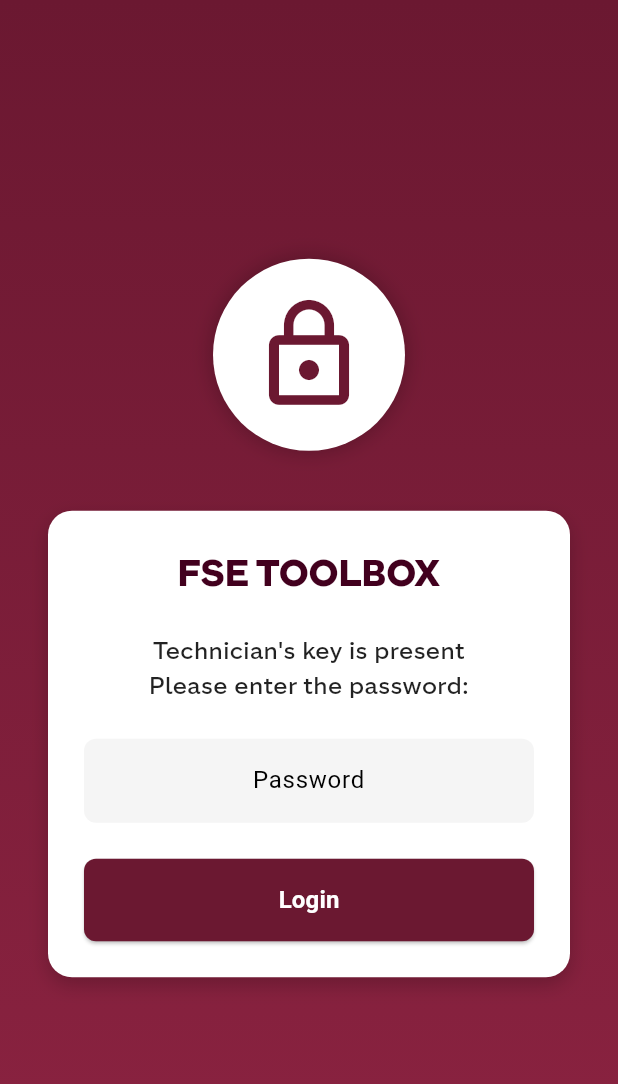
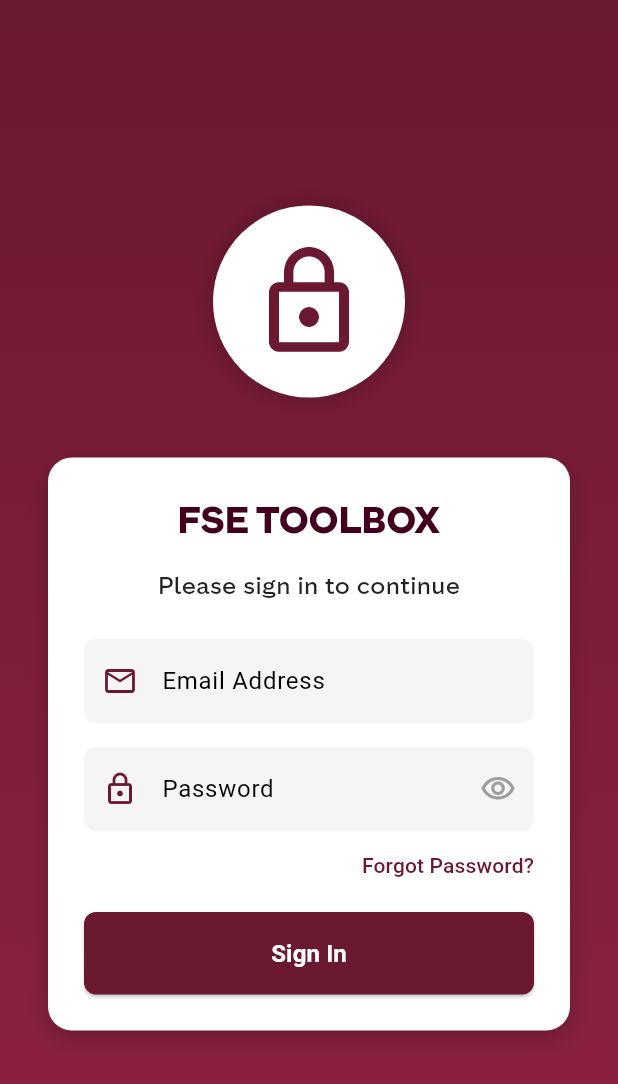
Before and after one commit to Ajking11/flashy-potato, a Flutter app: the screen it shows after launch, on a phone screen of 412 x 824 dp. Shown: the top 1084 px of the screen. Run offline on Flutter 3.47's test engine with Material 3 defaults, Android fonts, the light colour scheme and no system bars; our stand-ins replace cloud_firestore, firebase_auth, firebase_core, firebase_storage; missing offline and left inert: pdfx; accounts and stored records are empty; project files that could hold a hidden picture were left out.

Commit message:
Refactor authentication methods to use email and password, add password reset functionality, and improve session management logic

```diff
--- a/lib/screens/login_screen.dart
+++ b/lib/screens/login_screen.dart
@@ -12,35 +12,41 @@ class LoginScreen extends StatefulWidget {
 }
 
 class _LoginScreenState extends State<LoginScreen> with SingleTickerProviderStateMixin {
+  final TextEditingController _emailController = TextEditingController();
   final TextEditingController _passwordController = TextEditingController();
-  bool _isPasswordIncorrect = false;
+
   bool _isLoading = false;
   bool _isUnlocked = false;
-
-  @override
-  void initState() {
-    super.initState();
-  }
+  String? _errorMessage;
+  bool _obscurePassword = true;
+  final _formKey = GlobalKey<FormState>();
 
   @override
   void dispose() {
+    _emailController.dispose();
     _passwordController.dispose();
     super.dispose();
   }
 
-  void _validatePassword() {
+  Future<void> _login() async {
+    // Validate form
+    if (!_formKey.currentState!.validate()) {
+      return;
+    }
+
     setState(() {
       _isLoading = true;
+      _errorMessage = null;
     });
 
-    // Simulate network delay
-    Future.delayed(const Duration(milliseconds: 800), () {
+    try {
+      // Attempt to log in with Firebase Authentication
+      await SessionManager.loginWithEmailAndPassword(
+        _emailController.text.trim(),
+        _passwordController.text
+      );
+
       if (!mounted) return;
-
-      // Simple password check - use "techy" as the password
-      if (_passwordController.text == "techy") {
-        // Set logged in status using the original method
-        SessionManager.setLoggedIn(_passwordController.text);
 
       // Update state to show authenticated
       setState(() {
@@ -48,7 +54,7 @@ class _LoginScreenState extends State<LoginScreen> with SingleTickerProviderStat
         _isUnlocked = true;
       });
 
-        // Navigate directly after a short delay
+      // Navigate to app after a short delay to show success animation
       Future.delayed(const Duration(milliseconds: 300), () {
         if (mounted) {
           Navigator.of(context).pushReplacement(
@@ -56,14 +62,56 @@ class _LoginScreenState extends State<LoginScreen> with SingleTickerProviderStat
           );
         }
       });
-      } else {
-        // Password incorrect - show error
+    } catch (e) {
+      if (!mounted) return;
+
+      // Show error message
       setState(() {
-          _isPasswordIncorrect = true;
+        _isLoading = false;
+        _errorMessage = e.toString();
+      });
+    }
+  }
+
+  void _forgotPassword() async {
+    final email = _emailController.text.trim();
+    if (email.isEmpty) {
+      setState(() {
+        _errorMessage = "Please enter your email address first";
+      });
+      return;
+    }
+
+    try {
+      setState(() {
+        _isLoading = true;
+        _errorMessage = null;
+      });
+
+      await SessionManager.requestPasswordReset(email);
+
+      if (!mounted) return;
+
+      setState(() {
         _isLoading = false;
       });
+
+      // Show success message
+      ScaffoldMessenger.of(context).showSnackBar(
+        const SnackBar(
+          content: Text('Password reset email sent. Please check your inbox.'),
+          backgroundColor: Colors.green,
+          duration: Duration(seconds: 5),
+        ),
+      );
+    } catch (e) {
+      if (!mounted) return;
+
+      setState(() {
+        _isLoading = false;
+        _errorMessage = e.toString();
+      });
     }
-    });
   }
 
   @override
@@ -87,7 +135,7 @@ class _LoginScreenState extends State<LoginScreen> with SingleTickerProviderStat
               child: Column(
                 mainAxisAlignment: MainAxisAlignment.center,
                 children: [
-                  // Static lock icon (no animation)
+                  // Logo and lock icon
                   Container(
                     padding: const EdgeInsets.all(24),
                     decoration: BoxDecoration(
@@ -123,6 +171,8 @@ class _LoginScreenState extends State<LoginScreen> with SingleTickerProviderStat
                         ),
                       ],
                     ),
+                    child: Form(
+                      key: _formKey,
                       child: Column(
                         crossAxisAlignment: CrossAxisAlignment.center,
                         children: [
@@ -137,20 +187,11 @@ class _LoginScreenState extends State<LoginScreen> with SingleTickerProviderStat
                             ),
                             textAlign: TextAlign.center,
                           ),
-                        const SizedBox(height: 24),
+                          const SizedBox(height: 16),
 
-                        // Password message
+                          // Login message
                           const Text(
-                          'Technician\'s key is present',
-                          style: TextStyle(
-                            fontSize: 16,
-                            fontFamily: 'CostaTextO',
-                            color: Colors.black87,
-                          ),
-                          textAlign: TextAlign.center,
-                        ),
-                        const Text(
-                          'Please enter the password:',
+                            'Please sign in to continue',
                             style: TextStyle(
                               fontSize: 16,
                               fontFamily: 'CostaTextO',
@@ -160,16 +201,14 @@ class _LoginScreenState extends State<LoginScreen> with SingleTickerProviderStat
                           ),
                           const SizedBox(height: 24),
 
-                        // Password field
-                        TextField(
-                          controller: _passwordController,
-                          obscureText: true,
+                          // Email field
+                          TextFormField(
+                            controller: _emailController,
                             enabled: !_isUnlocked,
+                            keyboardType: TextInputType.emailAddress,
                             decoration: InputDecoration(
-                            hintText: 'Password',
-                            errorText: _isPasswordIncorrect
-                                ? 'Incorrect password'
-                                : null,
+                              hintText: 'Email Address',
+                              prefixIcon: const Icon(Icons.email_outlined, color: costaRed),
                               filled: true,
                               fillColor: Colors.grey[100],
                               border: OutlineInputBorder(
@@ -181,16 +220,101 @@ class _LoginScreenState extends State<LoginScreen> with SingleTickerProviderStat
                                 vertical: 16,
                               ),
                             ),
-                          onSubmitted: _isUnlocked ? null : (_) => _validatePassword(),
+                            validator: (value) {
+                              if (value == null || value.isEmpty) {
+                                return 'Please enter your email';
+                              }
+                              if (!RegExp(r'^[\w-\.]+@([\w-]+\.)+[\w-]{2,4}$').hasMatch(value)) {
+                                return 'Please enter a valid email address';
+                              }
+                              return null;
+                            },
+                          ),
+                          const SizedBox(height: 16),
+
+                          // Password field
+                          TextFormField(
+                            controller: _passwordController,
+                            obscureText: _obscurePassword,
+                            enabled: !_isUnlocked,
+                            decoration: InputDecoration(
+                              hintText: 'Password',
+                              prefixIcon: const Icon(Icons.lock_outlined, color: costaRed),
+                              suffixIcon: IconButton(
+                                icon: Icon(
+                                  _obscurePassword
+                                    ? Icons.visibility_outlined
+                                    : Icons.visibility_off_outlined,
+                                  color: Colors.grey,
+                                ),
+                                onPressed: () {
+                                  setState(() {
+                                    _obscurePassword = !_obscurePassword;
+                                  });
+                                },
+                              ),
+                              filled: true,
+                              fillColor: Colors.grey[100],
+                              border: OutlineInputBorder(
+                                borderRadius: BorderRadius.circular(8),
+                                borderSide: BorderSide.none,
+                              ),
+                              contentPadding: const EdgeInsets.symmetric(
+                                horizontal: 16,
+                                vertical: 16,
+                              ),
+                            ),
+                            validator: (value) {
+                              if (value == null || value.isEmpty) {
+                                return 'Please enter your password';
+                              }
+                              return null;
+                            },
+                          ),
+                          const SizedBox(height: 8),
+
+                          // Forgot password link
+                          Align(
+                            alignment: Alignment.centerRight,
+                            child: TextButton(
+                              onPressed: _isUnlocked ? null : _forgotPassword,
+                              style: TextButton.styleFrom(
+                                foregroundColor: costaRed,
+                                padding: EdgeInsets.zero,
+                                minimumSize: const Size(10, 30),
+                                tapTargetSize: MaterialTapTargetSize.shrinkWrap,
+                              ),
+                              child: const Text('Forgot Password?'),
+                            ),
+                          ),
+                          const SizedBox(height: 16),
+
+                          // Error message
+                          if (_errorMessage != null)
+                            Container(
+                              width: double.infinity,
+                              padding: const EdgeInsets.all(12),
+                              decoration: BoxDecoration(
+                                color: Colors.red.withValues(alpha: 0.1),
+                                borderRadius: BorderRadius.circular(8),
+                                border: Border.all(color: Colors.red.withValues(alpha: 0.5)),
+                              ),
+                              child: Text(
+                                _errorMessage!,
                                 textAlign: TextAlign.center,
+                                style: const TextStyle(
+                                  color: Colors.red,
+                                  fontSize: 14,
                                 ),
-                        const SizedBox(height: 24),
+                              ),
+                            ),
+                          if (_errorMessage != null) const SizedBox(height: 16),
 
                           // Login button
                           SizedBox(
                             width: double.infinity,
                             child: ElevatedButton(
-                            onPressed: (_isLoading || _isUnlocked) ? null : _validatePassword,
+                              onPressed: (_isLoading || _isUnlocked) ? null : _login,
                               style: ElevatedButton.styleFrom(
                                 backgroundColor: costaRed,
                                 foregroundColor: Colors.white,
@@ -210,7 +334,7 @@ class _LoginScreenState extends State<LoginScreen> with SingleTickerProviderStat
                                       ),
                                     )
                                   : Text(
-                                    _isUnlocked ? 'Authenticated' : 'Login',
+                                      _isUnlocked ? 'Signed In' : 'Sign In',
                                       style: const TextStyle(
                                         fontSize: 16,
                                         fontWeight: FontWeight.bold,
@@ -219,6 +343,7 @@ class _LoginScreenState extends State<LoginScreen> with SingleTickerProviderStat
                             ),
                           ),
                         ],
+                      ),
                     ),
                   ),
                 ],
--- a/lib/services/auth_service.dart
+++ b/lib/services/auth_service.dart
@@ -5,17 +5,17 @@ import 'package:flutter/material.dart';
 class AuthService {
   final FirebaseAuth _auth = FirebaseAuth.instance;
 
-  // Sign in anonymously while preserving the password check
-  Future<UserCredential> signInAnonymously(String password) async {
-    // Check for the simple password "techy"
-    if (password != "techy") {
-      debugPrint('Password validation failed: $password');
-      throw Exception('Invalid password');
+  // Sign in with email and password using Firebase Authentication
+  Future<UserCredential> signInWithEmailAndPassword(String email, String password) async {
+    try {
+      return await _auth.signInWithEmailAndPassword(
+        email: email,
+        password: password
+      );
+    } catch (e) {
+      debugPrint('Sign-in error: $e');
+      throw Exception('Failed to sign in: ${_getFirebaseAuthErrorMessage(e)}');
     }
-
-    // If password is correct, sign in anonymously
-    debugPrint('Password validated, signing in anonymously');
-    return await _auth.signInAnonymously();
   }
 
   // Sign out
@@ -27,4 +27,61 @@ class AuthService {
   bool isAuthenticated() {
     return _auth.currentUser != null;
   }
+
+  // Get current user email
+  String? getCurrentUserEmail() {
+    return _auth.currentUser?.email;
+  }
+
+  // Create a new user account (used by admins)
+  Future<UserCredential> createUserWithEmailAndPassword(String email, String password) async {
+    try {
+      return await _auth.createUserWithEmailAndPassword(
+        email: email,
+        password: password
+      );
+    } catch (e) {
+      debugPrint('User creation error: $e');
+      throw Exception('Failed to create account: ${_getFirebaseAuthErrorMessage(e)}');
+    }
+  }
+
+  // Send password reset email
+  Future<void> sendPasswordResetEmail(String email) async {
+    try {
+      await _auth.sendPasswordResetEmail(email: email);
+    } catch (e) {
+      debugPrint('Password reset email error: $e');
+      throw Exception('Failed to send password reset email: ${_getFirebaseAuthErrorMessage(e)}');
+    }
+  }
+
+  // Helper method to get user-friendly error messages from Firebase Auth errors
+  String _getFirebaseAuthErrorMessage(dynamic error) {
+    if (error is FirebaseAuthException) {
+      switch (error.code) {
+        case 'invalid-email':
+          return 'The email address is not valid.';
+        case 'user-disabled':
+          return 'This user account has been disabled.';
+        case 'user-not-found':
+          return 'No user found with this email address.';
+        case 'wrong-password':
+          return 'Incorrect password.';
+        case 'email-already-in-use':
+          return 'This email address is already in use.';
+        case 'operation-not-allowed':
+          return 'This operation is not allowed.';
+        case 'weak-password':
+          return 'The password is too weak.';
+        case 'too-many-requests':
+          return 'Too many attempts. Please try again later.';
+        case 'network-request-failed':
+          return 'Network error. Check your connection.';
+        default:
+          return error.message ?? 'An unknown error occurred.';
+      }
+    }
+    return 'An unexpected error occurred.';
+  }
 }
--- a/lib/services/session_manager.dart
+++ b/lib/services/session_manager.dart
@@ -12,13 +12,23 @@ class SessionManager {
     }
   }
 
-  // Set logged in status using password
-  static Future<UserCredential> setLoggedIn(String password) async {
-    return await _authService.signInAnonymously(password);
+  // Set logged in status using email and password
+  static Future<UserCredential> loginWithEmailAndPassword(String email, String password) async {
+    return await _authService.signInWithEmailAndPassword(email, password);
   }
 
   // Check if logged in
   static bool isLoggedIn() {
     return _authService.isAuthenticated();
   }
+
+  // Get current user email
+  static String? getCurrentUserEmail() {
+    return _authService.getCurrentUserEmail();
+  }
+
+  // Request password reset
+  static Future<void> requestPasswordReset(String email) async {
+    await _authService.sendPasswordResetEmail(email);
+  }
 }
```
Also changed, not shown: lib/main.dart (+6 -6 lines). Lines whose indentation alone changed are shown as unchanged.
